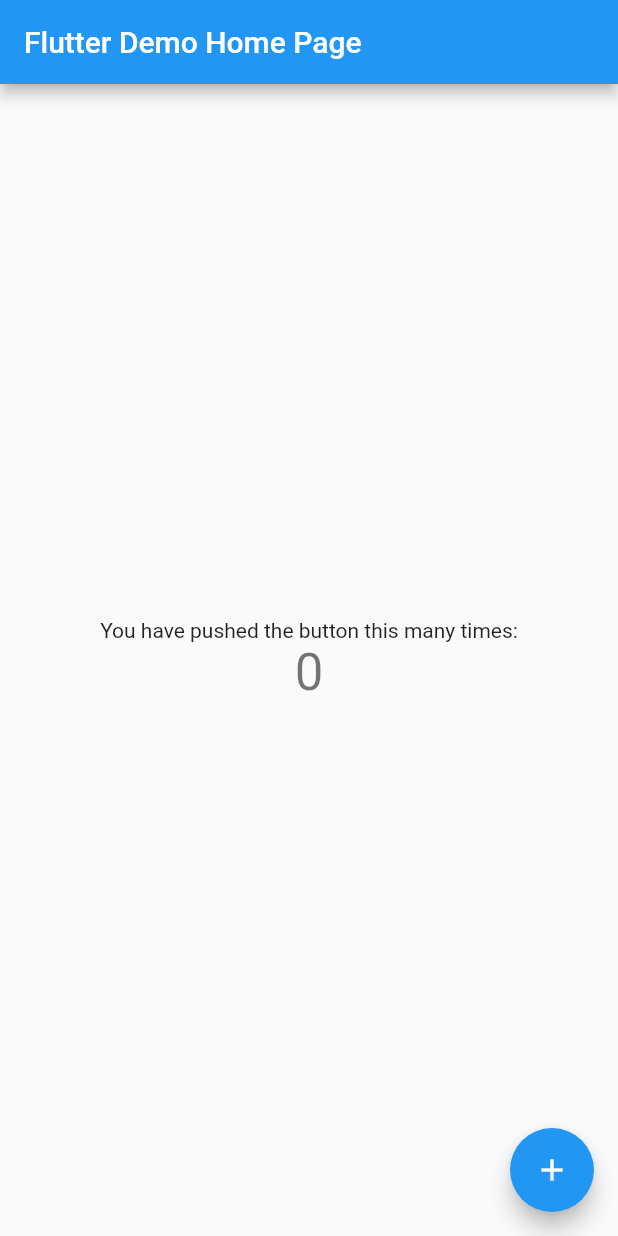
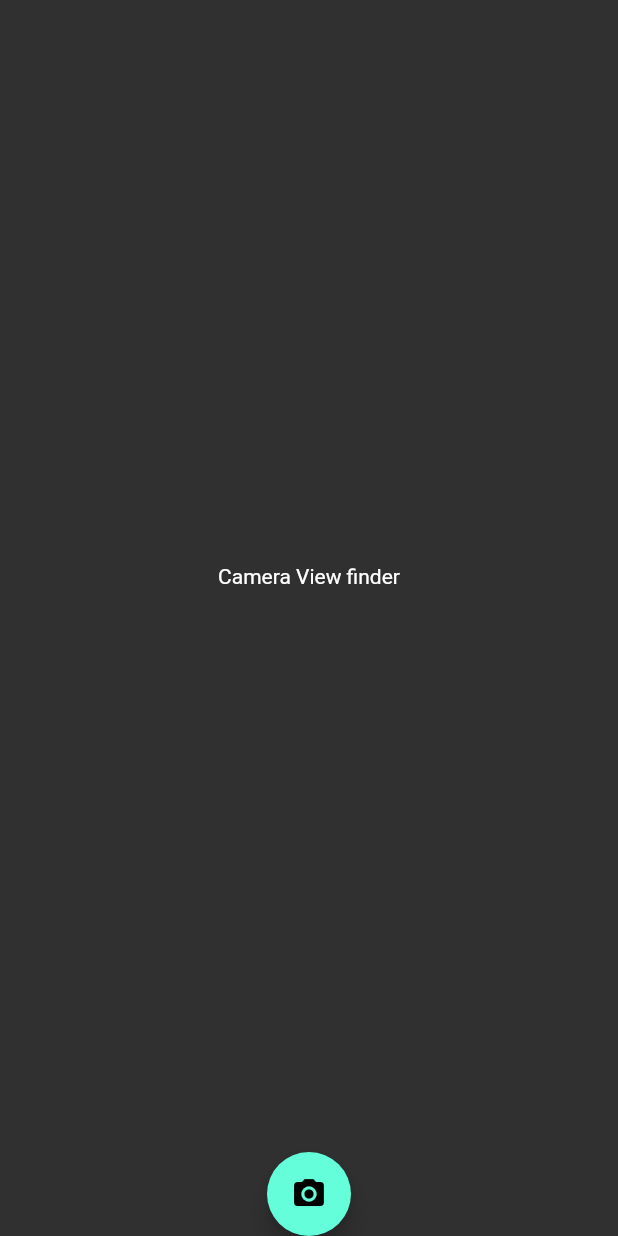
Before and after one commit to psriramula/cameraprofileapp, a Flutter app: the screen it shows after launch, on a phone screen of 412 x 824 dp. Run offline on Flutter 3.47's test engine with Material 2 defaults, Android fonts, the phone set to English and light mode, and no system bars.

Commit message:
Added two widgets for layout

```diff
--- /dev/null
+++ b/lib/app_controls.dart
@@ -0,0 +1,26 @@
+import 'package:flutter/material.dart';
+
+class AppControls extends StatefulWidget {
+  @override
+  _AppControlsState createState() => _AppControlsState();
+}
+
+class _AppControlsState extends State<AppControls> {
+  @override
+  Widget build(BuildContext context) {
+    return Container(
+      alignment: Alignment.bottomCenter,
+      child: Row(
+        crossAxisAlignment: CrossAxisAlignment.center,
+        mainAxisAlignment: MainAxisAlignment.center,
+        children: <Widget>[
+          FloatingActionButton(
+            child: Icon(Icons.camera_alt),
+            // Provide an onPressed callback.
+            onPressed: () async {},
+          ),
+        ],
+      ),
+    );
+  }
+}
--- /dev/null
+++ b/lib/camera_widget.dart
@@ -0,0 +1,19 @@
+import 'package:flutter/material.dart';
+
+class CameraWidget extends StatefulWidget {
+  @override
+  _CameraWidgetState createState() => _CameraWidgetState();
+}
+
+class _CameraWidgetState extends State<CameraWidget> {
+  @override
+  Widget build(BuildContext context) {
+    return Expanded(
+      flex: 9,
+      child: Container(
+        alignment: Alignment.center,
+        child: Text('Camera View finder'),
+      ),
+    );
+  }
+}
--- a/lib/main.dart
+++ b/lib/main.dart
@@ -1,4 +1,6 @@
 import 'package:flutter/material.dart';
+import 'camera_widget.dart';
+import 'app_controls.dart';
 
 void main() {
   runApp(MyApp());
@@ -9,109 +11,17 @@ class MyApp extends StatelessWidget {
   @override
   Widget build(BuildContext context) {
     return MaterialApp(
-      title: 'Flutter Demo',
-      theme: ThemeData(
-        // This is the theme of your application.
-        //
-        // Try running your application with "flutter run". You'll see the
-        // application has a blue toolbar. Then, without quitting the app, try
-        // changing the primarySwatch below to Colors.green and then invoke
-        // "hot reload" (press "r" in the console where you ran "flutter run",
-        // or simply save your changes to "hot reload" in a Flutter IDE).
-        // Notice that the counter didn't reset back to zero; the application
-        // is not restarted.
-        primarySwatch: Colors.blue,
-        // This makes the visual density adapt to the platform that you run
-        // the app on. For desktop platforms, the controls will be smaller and
-        // closer together (more dense) than on mobile platforms.
-        visualDensity: VisualDensity.adaptivePlatformDensity,
+      theme: ThemeData.dark(),
+      home: Scaffold(
+        body: SafeArea(
+          child: Column(
+            children: <Widget>[
+              CameraWidget(),
+              AppControls(),
+            ],
+          ),
+        ),
       ),
-      home: MyHomePage(title: 'Flutter Demo Home Page'),
     );
   }
 }
-
-class MyHomePage extends StatefulWidget {
-  MyHomePage({Key key, this.title}) : super(key: key);
-
-  // This widget is the home page of your application. It is stateful, meaning
-  // that it has a State object (defined below) that contains fields that affect
-  // how it looks.
-
-  // This class is the configuration for the state. It holds the values (in this
-  // case the title) provided by the parent (in this case the App widget) and
-  // used by the build method of the State. Fields in a Widget subclass are
-  // always marked "final".
-
-  final String title;
-
-  @override
-  _MyHomePageState createState() => _MyHomePageState();
-}
-
-class _MyHomePageState extends State<MyHomePage> {
-  int _counter = 0;
-
-  void _incrementCounter() {
-    setState(() {
-      // This call to setState tells the Flutter framework that something has
-      // changed in this State, which causes it to rerun the build method below
-      // so that the display can reflect the updated values. If we changed
-      // _counter without calling setState(), then the build method would not be
-      // called again, and so nothing would appear to happen.
-      _counter++;
-    });
-  }
-
-  @override
-  Widget build(BuildContext context) {
-    // This method is rerun every time setState is called, for instance as done
-    // by the _incrementCounter method above.
-    //
-    // The Flutter framework has been optimized to make rerunning build methods
-    // fast, so that you can just rebuild anything that needs updating rather
-    // than having to individually change instances of widgets.
-    return Scaffold(
-      appBar: AppBar(
-        // Here we take the value from the MyHomePage object that was created by
-        // the App.build method, and use it to set our appbar title.
-        title: Text(widget.title),
-      ),
-      body: Center(
-        // Center is a layout widget. It takes a single child and positions it
-        // in the middle of the parent.
-        child: Column(
-          // Column is also a layout widget. It takes a list of children and
-          // arranges them vertically. By default, it sizes itself to fit its
-          // children horizontally, and tries to be as tall as its parent.
-          //
-          // Invoke "debug painting" (press "p" in the console, choose the
-          // "Toggle Debug Paint" action from the Flutter Inspector in Android
-          // Studio, or the "Toggle Debug Paint" command in Visual Studio Code)
-          // to see the wireframe for each widget.
-          //
-          // Column has various properties to control how it sizes itself and
-          // how it positions its children. Here we use mainAxisAlignment to
-          // center the children vertically; the main axis here is the vertical
-          // axis because Columns are vertical (the cross axis would be
-          // horizontal).
-          mainAxisAlignment: MainAxisAlignment.center,
-          children: <Widget>[
-            Text(
-              'You have pushed the button this many times:',
-            ),
-            Text(
-              '$_counter',
-              style: Theme.of(context).textTheme.headline4,
-            ),
-          ],
-        ),
-      ),
-      floatingActionButton: FloatingActionButton(
-        onPressed: _incrementCounter,
-        tooltip: 'Increment',
-        child: Icon(Icons.add),
-      ), // This trailing comma makes auto-formatting nicer for build methods.
-    );
-  }
-}
```
Also changed, not shown: pubspec.yaml (+0 -53 lines), 1 other file.
